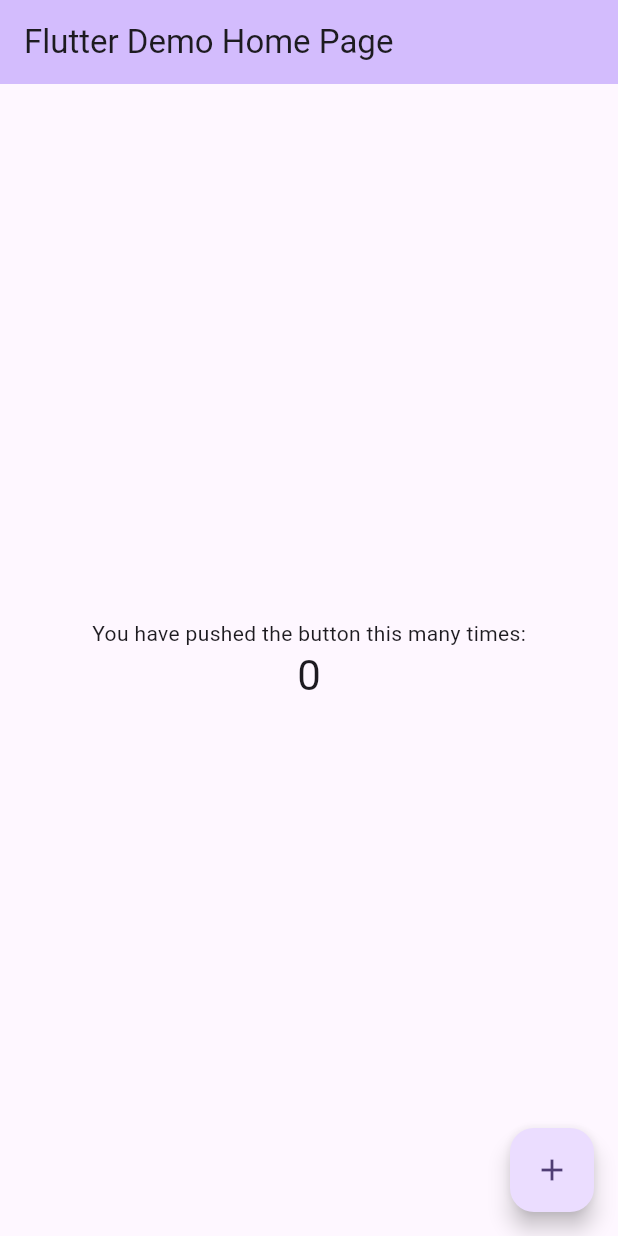
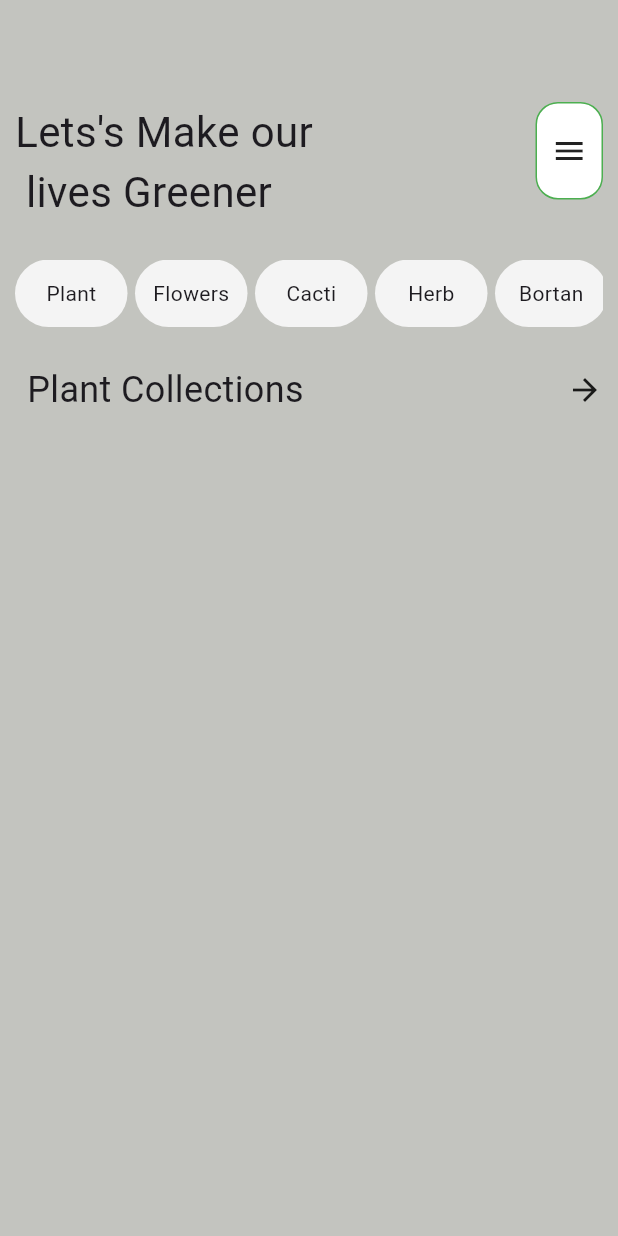
Before and after one commit to ManU4kym/LeafLyric, a Flutter app: the screen it shows after launch, on a phone screen of 412 x 824 dp. Run offline on Flutter 3.47's test engine with Material 3 defaults, Android fonts, the phone set to English and light mode, and no system bars; our stand-ins replace boxicons, google_fonts; Roboto replaces fonts that are missing (Akatab).

Commit message:
leaf type list

```diff
--- /dev/null
+++ b/lib/Pages/home_page.dart
@@ -0,0 +1,97 @@
+import 'package:boxicons/boxicons.dart';
+import 'package:flutter/material.dart';
+import 'package:google_fonts/google_fonts.dart';
+import 'package:wrapper_list/widgets/text_widg.dart';
+
+class HomePage extends StatelessWidget {
+  const HomePage({super.key});
+
+  @override
+  Widget build(BuildContext context) {
+    return Scaffold(
+      backgroundColor:const Color.fromARGB(255, 195, 196, 191),
+      body: Padding(
+        padding: const EdgeInsets.only(top: 68.0, left: 10, right: 10),
+        child: Column(
+          crossAxisAlignment: CrossAxisAlignment.start,
+          children: [
+            Row(
+              mainAxisAlignment: MainAxisAlignment.spaceBetween,
+              crossAxisAlignment: CrossAxisAlignment.start,
+              children: [
+                Text(
+                  "Lets's Make our \n lives Greener",
+                  style: GoogleFonts.abhayaLibre(
+                    fontSize: 28,
+                  ),
+                ),
+                Container(
+                  height: 65,
+                  width: 45,
+                  decoration: BoxDecoration(
+                      color: Colors.white,
+                      borderRadius: BorderRadius.circular(15),
+                      border: Border.all(color: Colors.green)),
+                  child: const Icon(
+                    Icons.menu,
+                    size: 24,
+                  ),
+                ),
+              ],
+            ),
+            const SizedBox(
+              height: 25,
+            ),
+            const SingleChildScrollView(
+              scrollDirection: Axis.horizontal,
+              child: Row(
+                children: [
+                  TextWidg(
+                    text: 'Plant',
+                  ),
+                  SizedBox(
+                    width: 5,
+                  ),
+                  TextWidg(
+                    text: 'Flowers',
+                  ),
+                  SizedBox(
+                    width: 5,
+                  ),
+                  TextWidg(
+                    text: 'Cacti',
+                  ),
+                  SizedBox(
+                    width: 5,
+                  ),
+                  TextWidg(
+                    text: 'Herb',
+                  ),
+                  SizedBox(
+                    width: 5,
+                  ),
+                  TextWidg(
+                    text: 'Bortan',
+                  ),
+                ],
+              ),
+            ),
+            const SizedBox(height: 25,),
+            Padding(
+              padding: const EdgeInsets.only(left: 8.0),
+              child: Row(
+                mainAxisAlignment: MainAxisAlignment.spaceBetween,
+                children: [
+                  Text('Plant Collections', style: GoogleFonts.akatab(
+                    fontSize: 24,
+                  ),),
+                  const Icon(Icons.arrow_forward,),
+                ],
+              ),
+            )
+          ],
+        ),
+      ),
+    );
+  }
+}
--- a/lib/main.dart
+++ b/lib/main.dart
@@ -1,4 +1,6 @@
 import 'package:flutter/material.dart';
+import 'package:flutter/services.dart';
+import 'package:wrapper_list/Pages/home_page.dart';
 
 void main() {
   runApp(const MyApp());
@@ -9,64 +11,19 @@ class MyApp extends StatelessWidget {
 
   @override
   Widget build(BuildContext context) {
+    SystemChrome.setSystemUIOverlayStyle(
+      const SystemUiOverlayStyle(
+          statusBarColor: Colors.transparent,
+          statusBarIconBrightness: Brightness.dark),
+    );
     return MaterialApp(
+      debugShowCheckedModeBanner: false,
       title: 'Flutter Demo',
       theme: ThemeData(
-
         colorScheme: ColorScheme.fromSeed(seedColor: Colors.deepPurple),
         useMaterial3: true,
       ),
-      home: const MyHomePage(title: 'Flutter Demo Home Page'),
+      home: const HomePage(),
     );
   }
 }
-
-class MyHomePage extends StatefulWidget {
-  const MyHomePage({super.key, required this.title});
-
-  final String title;
-
-  @override
-  State<MyHomePage> createState() => _MyHomePageState();
-}
-
-class _MyHomePageState extends State<MyHomePage> {
-  int _counter = 0;
-
-  void _incrementCounter() {
-    setState(() {
-      _counter++;
-    });
-  }
-
-  @override
-  Widget build(BuildContext context) {
-    return Scaffold(
-      appBar: AppBar(
-        backgroundColor: Theme.of(context).colorScheme.inversePrimary,
-        title: Text(widget.title),
-      ),
-      body: Center(
-        // Center is a layout widget. It takes a single child and positions it
-        // in the middle of the parent.
-        child: Column(
-          mainAxisAlignment: MainAxisAlignment.center,
-          children: <Widget>[
-            const Text(
-              'You have pushed the button this many times:',
-            ),
-            Text(
-              '$_counter',
-              style: Theme.of(context).textTheme.headlineMedium,
-            ),
-          ],
-        ),
-      ),
-      floatingActionButton: FloatingActionButton(
-        onPressed: _incrementCounter,
-        tooltip: 'Increment',
-        child: const Icon(Icons.add),
-      ), // This trailing comma makes auto-formatting nicer for build methods.
-    );
-  }
-}
--- /dev/null
+++ b/lib/widgets/text_widg.dart
@@ -0,0 +1,36 @@
+import 'package:flutter/material.dart';
+
+class TextWidg extends StatefulWidget {
+  final String text;
+  const TextWidg({super.key, required this.text});
+
+  @override
+  State<TextWidg> createState() => _TextWidgState();
+}
+
+class _TextWidgState extends State<TextWidg> {
+  bool isClicked = false;
+  @override
+  Widget build(BuildContext context) {
+    return GestureDetector(
+      onTap: () {
+        setState(() {
+          isClicked = !isClicked;
+        });
+      },
+      child: Container(
+        height: 45,
+        width: 75,
+        decoration: BoxDecoration(
+          color: isClicked
+              ? const Color.fromARGB(194, 42, 231, 183)
+              : const Color.fromARGB(255, 244, 244, 244),
+          borderRadius: BorderRadius.circular(25),
+        ),
+        child: Center(
+          child: Text(widget.text),
+        ),
+      ),
+    );
+  }
+}
--- a/pubspec.yaml
+++ b/pubspec.yaml
@@ -35,6 +35,8 @@ dependencies:
   # The following adds the Cupertino Icons font to your application.
   # Use with the CupertinoIcons class for iOS style icons.
   cupertino_icons: ^1.0.2
+  google_fonts: ^6.1.0
+  boxicons: ^2.1.3
 
 dev_dependencies:
   flutter_test:
```
Also changed, not shown: pubspec.lock, 1 other file.
